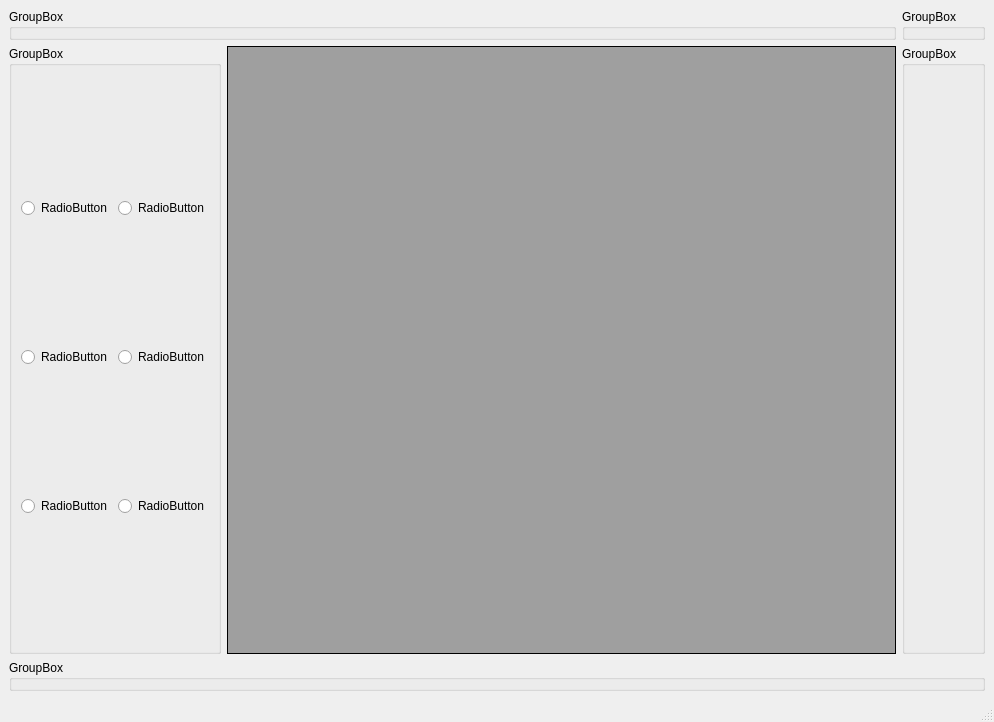
Above: gui/uis/MainWindow.ui from 209450/PixelArter before the change. Below: the same form after it.
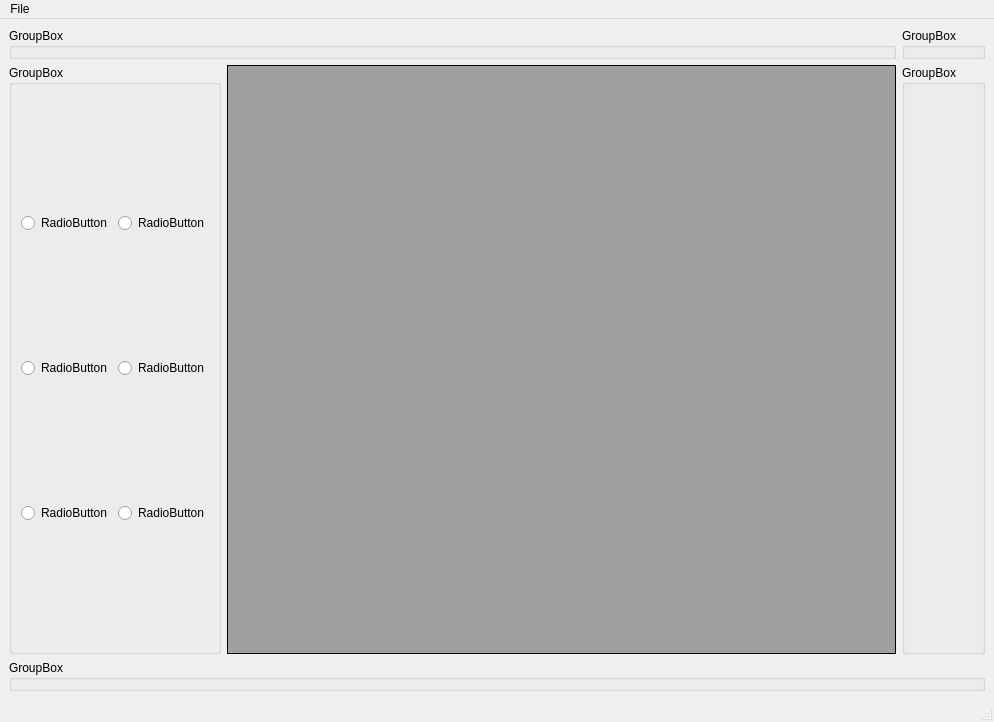
That is the form after the change.

The edit to the form file:
```diff
--- a/gui/uis/MainWindow.ui
+++ b/gui/uis/MainWindow.ui
@@ -128,6 +128,15 @@
      <height>21</height>
     </rect>
    </property>
+   <widget class="QMenu" name="menuFile">
+    <property name="title">
+     <string>File</string>
+    </property>
+    <addaction name="separator"/>
+    <addaction name="actionSave"/>
+    <addaction name="actionSaveAs"/>
+   </widget>
+   <addaction name="menuFile"/>
   </widget>
   <widget class="QStatusBar" name="statusbar"/>
  </widget>
```
Left out of the diff: 19 changed lines with no effect on the pictures.
